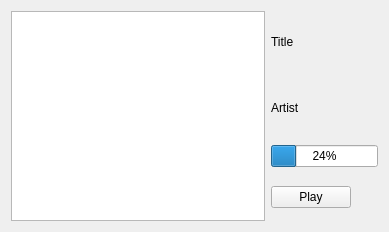
This is customlistwidgetitemview.ui in andrei-andrianov/vkdesktopmusicplayer as Qt 5 draws it before an edit. The edited form follows.
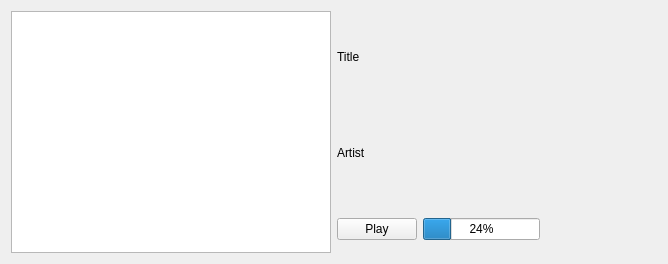
This is the edited form.

The edit to the form file:
```diff
--- a/customlistwidgetitemview.ui
+++ b/customlistwidgetitemview.ui
@@ -6,8 +6,8 @@
    <rect>
     <x>0</x>
     <y>0</y>
-    <width>389</width>
-    <height>232</height>
+    <width>668</width>
+    <height>264</height>
    </rect>
   </property>
   <property name="windowTitle">
@@ -37,13 +37,6 @@
        </item>
       </layout>
      </item>
-     <item>
-      <widget class="QProgressBar" name="durationBar">
-       <property name="value">
-        <number>24</number>
-       </property>
-      </widget>
-     </item>
      <item>
       <layout class="QHBoxLayout" name="horizontalLayout">
        <item>
@@ -53,6 +46,13 @@
          </property>
         </widget>
        </item>
+       <item>
+        <widget class="QProgressBar" name="durationBar">
+         <property name="value">
+          <number>24</number>
+         </property>
+        </widget>
+       </item>
        <item>
         <spacer name="horizontalSpacer">
          <property name="orientation">
```
